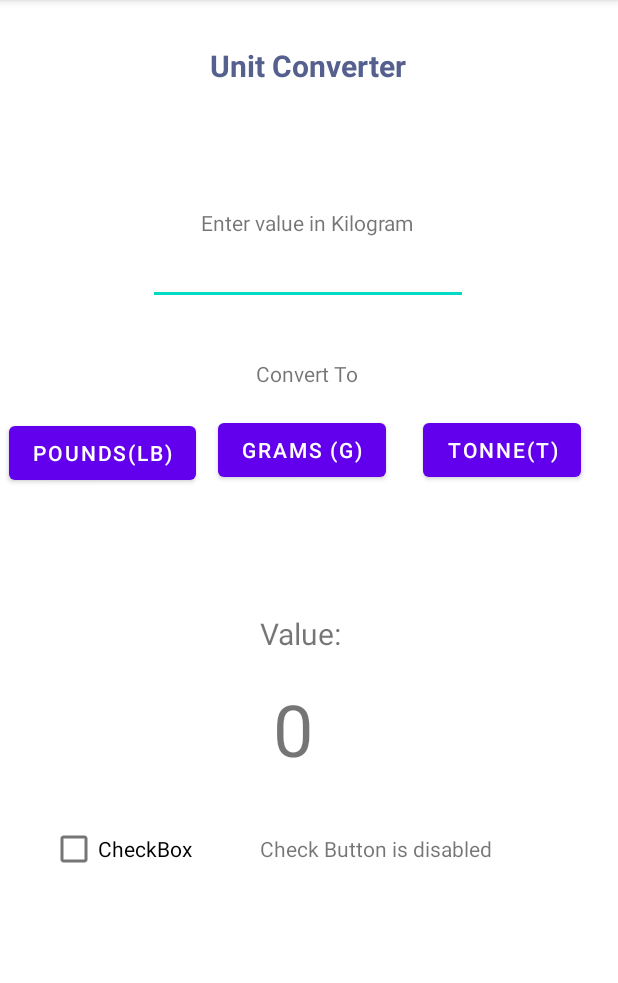
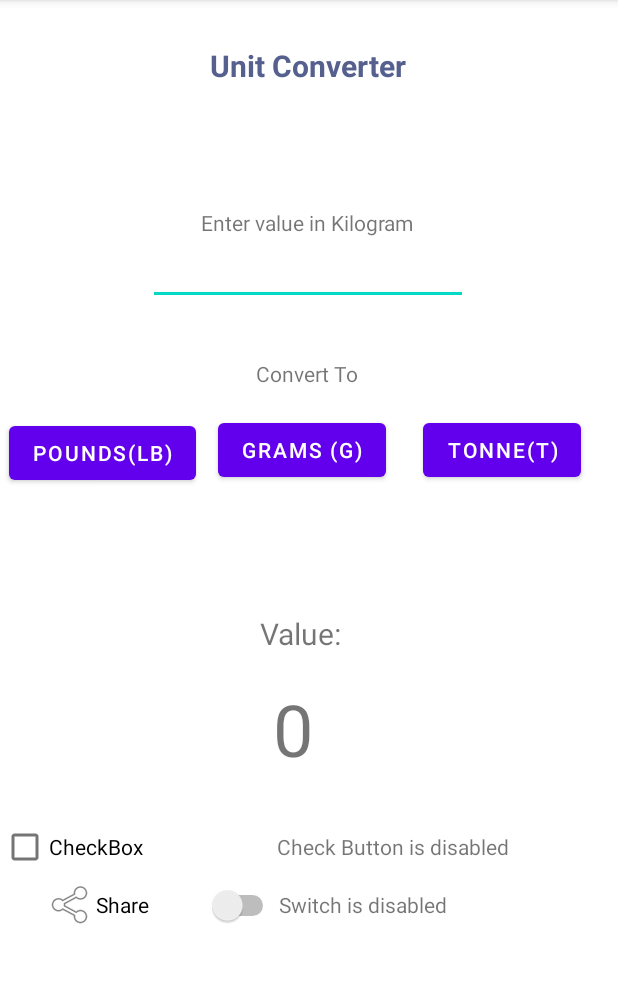
Before and after one commit to SyedAliAwais449/Practice, an Android app: the screen it shows after launch (MainActivity), on a phone screen of 412 x 824 dp, the part 84-1067 px from its top. Run offline under Robolectric (Android 15) with nearby library versions, the phone set to English and light mode, and no system bars.

```diff
--- a/app/src/main/java/com/example/myapplication/MainActivity.java
+++ b/app/src/main/java/com/example/myapplication/MainActivity.java
@@ -6,15 +6,17 @@ import android.view.View;
 import android.widget.Button;
 import android.widget.CheckBox;
 import android.widget.EditText;
+import android.widget.Switch;
 import android.widget.TextView;
 
 public class MainActivity extends AppCompatActivity {
 
     //Declaring the Widgets
     EditText editText;
-    TextView valueInPounds, textView;
+    TextView valueInPounds, textView,textView6;
     Button button, button2, button3;
     CheckBox ck1;
+    Switch switchButton;
 
     @Override
     protected void onCreate(Bundle savedInstanceState) {
@@ -28,6 +30,20 @@ public class MainActivity extends AppCompatActivity {
         button3= findViewById(R.id.button3);
         ck1= findViewById(R.id.checkBox2);
         textView= findViewById(R.id.textView3);
+        textView6= findViewById(R.id.textView6);
+        switchButton= findViewById(R.id.switch2);
+
+        switchButton.setOnClickListener(new View.OnClickListener() {
+            @Override
+            public void onClick(View v) {
+                if(switchButton.isChecked()){
+                    textView6.setText(R.string.switchButton);
+                }
+                else{
+                    textView6.setText(R.string.unSwitchButton);
+                }
+            }
+        });
         ck1.setOnClickListener(new View.OnClickListener() {
             @Override
             public void onClick(View v) {
--- a/app/src/main/res/layout-land/activity_main.xml
+++ b/app/src/main/res/layout-land/activity_main.xml
@@ -120,6 +120,7 @@
         app:layout_constraintTop_toBottomOf="@+id/button2" />
 
     <LinearLayout
+        android:id="@+id/linearLayout2"
         android:layout_width="322dp"
         android:layout_height="62dp"
         android:layout_marginTop="88dp"
@@ -144,5 +145,29 @@
             android:text="@string/unCheckButton" />
     </LinearLayout>
 
+    <LinearLayout
+        android:layout_width="330dp"
+        android:layout_height="103dp"
+        android:orientation="vertical"
+        app:layout_constraintTop_toBottomOf="@+id/linearLayout2"
+        tools:layout_editor_absoluteX="16dp">
+
+        <Switch
+            android:id="@+id/switch2"
+            android:layout_width="190dp"
+            android:layout_height="56dp"
+            android:layout_weight="1"
+            android:drawableLeft="@android:drawable/ic_menu_share"
+            android:paddingLeft="32dp"
+            android:text="Share" />
+
+        <TextView
+            android:id="@+id/textView6"
+            android:layout_width="190dp"
+            android:layout_height="wrap_content"
+            android:layout_weight="1"
+            android:text="@string/unSwitchButton" />
+    </LinearLayout>
+
 
 </androidx.constraintlayout.widget.ConstraintLayout>
--- a/app/src/main/res/layout/activity_main.xml
+++ b/app/src/main/res/layout/activity_main.xml
@@ -125,14 +125,15 @@
         app:layout_constraintVertical_bias="0.168" />
 
     <LinearLayout
-        android:layout_width="322dp"
-        android:layout_height="62dp"
+        android:id="@+id/linearLayout"
+        android:layout_width="409dp"
+        android:layout_height="45dp"
         android:layout_marginTop="24dp"
         android:orientation="horizontal"
         app:layout_constraintEnd_toEndOf="parent"
         app:layout_constraintHorizontal_bias="0.37"
         app:layout_constraintStart_toStartOf="parent"
-        app:layout_constraintTop_toBottomOf="@+id/valueInPounds" >
+        app:layout_constraintTop_toBottomOf="@+id/valueInPounds">
 
         <CheckBox
             android:id="@+id/checkBox2"
@@ -147,6 +148,31 @@
             android:layout_height="wrap_content"
             android:layout_weight="1"
             android:text="@string/unCheckButton" />
+
+    </LinearLayout>
+
+    <LinearLayout
+        android:layout_width="412dp"
+        android:layout_height="54dp"
+        android:orientation="horizontal"
+        app:layout_constraintTop_toBottomOf="@+id/linearLayout"
+        tools:layout_editor_absoluteX="1dp">
+
+        <Switch
+            android:id="@+id/switch2"
+            android:layout_width="72dp"
+            android:layout_height="wrap_content"
+            android:layout_weight="1"
+            android:drawableLeft="@android:drawable/ic_menu_share"
+            android:paddingLeft="32dp"
+            android:text="Share" />
+
+        <TextView
+            android:id="@+id/textView6"
+            android:layout_width="wrap_content"
+            android:layout_height="wrap_content"
+            android:layout_weight="1"
+            android:text="@string/unSwitchButton" />
     </LinearLayout>
 
 
--- a/app/src/main/res/values/strings.xml
+++ b/app/src/main/res/values/strings.xml
@@ -7,4 +7,6 @@
     <string name="convert_to">Convert To</string>
     <string name="checkButton">Check Button is enabled</string>
     <string name="unCheckButton">Check Button is disabled</string>
+    <string name="switchButton">Switch is enabled</string>
+    <string name="unSwitchButton">Switch is disabled</string>
 </resources>
```
